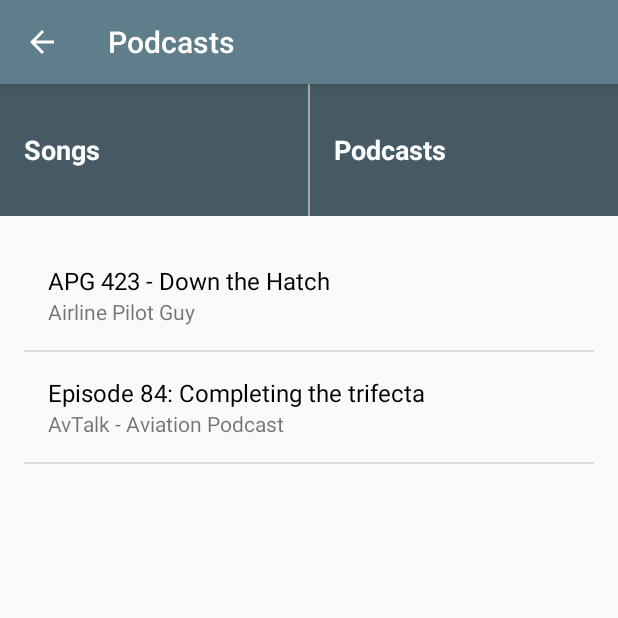
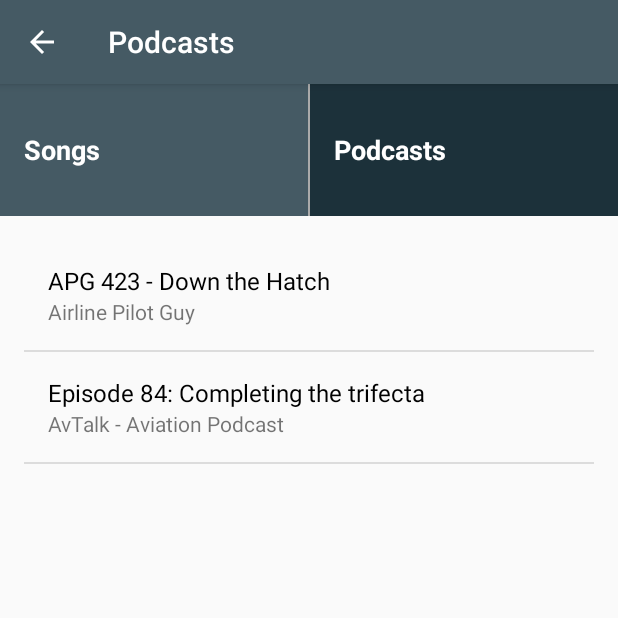
Before and after one commit to felipecerda/MusicPlayer, an Android app: the PodcastsActivity screen opened directly, with no data from a screen before it, on a phone screen of 412 x 824 dp, the top half of it. Run offline under Robolectric (Android 15) with nearby library versions, the phone set to English and light mode, and no system bars.

Commit message:
refactor: Removed unused files

```diff
--- a/app/src/main/java/com/example/musicplayer/MainActivity.java
+++ b/app/src/main/java/com/example/musicplayer/MainActivity.java
@@ -109,7 +109,7 @@ public class MainActivity extends AppCompatActivity {
                 String selectedArtist = ((TextView) view.findViewById(R.id.artist_text_view)).getText().toString();
 
                 //Create the intent to open the Now Playing screen
-                Intent playingIntent = new Intent(MainActivity.this, NowPlaying.class);
+                Intent playingIntent = new Intent(MainActivity.this, NowPlayingActivity.class);
                 playingIntent.putExtra("title_name", selectedTitle);
                 playingIntent.putExtra("artist_name", selectedArtist);
 
--- a/app/src/main/java/com/example/musicplayer/NowPlaying.java
+++ b/app/src/main/java/com/example/musicplayer/NowPlayingActivity.java
@@ -5,7 +5,7 @@ import android.widget.TextView;
 
 import androidx.appcompat.app.AppCompatActivity;
 
-public class NowPlaying extends AppCompatActivity {
+public class NowPlayingActivity extends AppCompatActivity {
     @Override
     protected void onCreate(Bundle savedInstanceState) {
         super.onCreate(savedInstanceState);
--- a/app/src/main/java/com/example/musicplayer/PodcastsActivity.java
+++ b/app/src/main/java/com/example/musicplayer/PodcastsActivity.java
@@ -81,7 +81,7 @@ public class PodcastsActivity extends AppCompatActivity {
                 String selectedArtist = ((TextView) view.findViewById(R.id.artist_text_view)).getText().toString();
 
                 //Create the intent to open the Now Playing screen
-                Intent playingIntent = new Intent(PodcastsActivity.this, NowPlaying.class);
+                Intent playingIntent = new Intent(PodcastsActivity.this, NowPlayingActivity.class);
                 playingIntent.putExtra("title_name", selectedTitle);
                 playingIntent.putExtra("artist_name", selectedArtist);
 
--- a/app/src/main/res/layout/activity_main.xml
+++ b/app/src/main/res/layout/activity_main.xml
@@ -40,7 +40,7 @@
         <TextView
             android:id="@+id/songs"
             style="@style/CategoryStyle"
-            android:background="#455A64"
+            android:background="@color/colorPrimary"
             android:layout_weight="1"
             android:text="@string/songs" />
 
@@ -52,7 +52,7 @@
         <TextView
             android:id="@+id/podcasts"
             style="@style/CategoryStyle"
-            android:background="#455A64"
+            android:background="@color/colorPrimaryDark"
             android:layout_weight="1"
             android:text="@string/podcasts" />
     </LinearLayout>
--- a/app/src/main/res/values/colors.xml
+++ b/app/src/main/res/values/colors.xml
@@ -1,6 +1,6 @@
 <?xml version="1.0" encoding="utf-8"?>
 <resources>
-    <color name="colorPrimary">#607D8B</color>
-    <color name="colorPrimaryDark">#455A64</color>
-    <color name="colorAccent">#448AFF</color>
+    <color name="colorPrimary">#455a64</color>
+    <color name="colorPrimaryDark">#1c313a</color>
+    <color name="colorAccent">#718792</color>
 </resources>
--- a/app/src/main/res/values/strings.xml
+++ b/app/src/main/res/values/strings.xml
@@ -1,7 +1,7 @@
 <resources>
     <string name="app_name">Music Player</string>
-
     <string name="songs">Songs</string>
     <string name="podcasts">Podcasts</string>
     <string name="now_playing">Now Playing</string>
+    <string name="all_songs">All Songs</string>
 </resources>
```
Also changed, not shown: app/src/main/AndroidManifest.xml (+4 -11 lines), app/src/main/java/com/example/musicplayer/SongsActivity.java (deleted, +0 -32 lines), app/src/main/res/layout/song_list.xml (deleted, +0 -8 lines).
